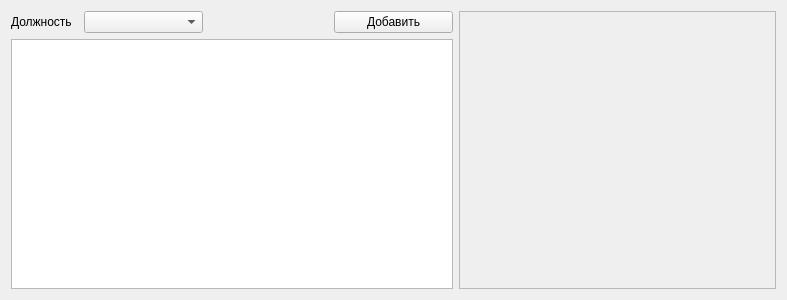
The window that windows/membersview_widget.ui (Roma-explorer/RuleProject) describes before a commit, drawn with Qt 5.
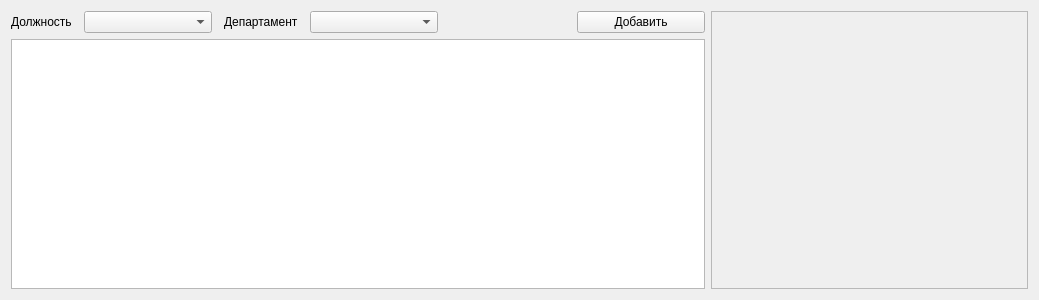
The same window after the commit.

Commit message: members and task creation added

Patch:
```diff
--- a/windows/membersview_widget.ui
+++ b/windows/membersview_widget.ui
@@ -6,7 +6,7 @@
    <rect>
     <x>0</x>
     <y>0</y>
-    <width>787</width>
+    <width>1039</width>
     <height>300</height>
    </rect>
   </property>
@@ -38,6 +38,23 @@
          </property>
         </widget>
        </item>
+       <item>
+        <widget class="QLabel" name="label_2">
+         <property name="text">
+          <string>Департамент</string>
+         </property>
+        </widget>
+       </item>
+       <item>
+        <widget class="QComboBox" name="department_box">
+         <property name="sizePolicy">
+          <sizepolicy hsizetype="Expanding" vsizetype="Fixed">
+           <horstretch>0</horstretch>
+           <verstretch>0</verstretch>
+          </sizepolicy>
+         </property>
+        </widget>
+       </item>
        <item>
         <spacer name="horizontalSpacer">
          <property name="orientation">
@@ -67,7 +84,7 @@
       </layout>
      </item>
      <item>
-      <widget class="QListWidget" name="MembersViewWidget"/>
+      <widget class="QListWidget" name="members_list"/>
      </item>
     </layout>
    </item>
```
Left out of the diff: 4 changed lines with no effect on the pictures. The commit also changes 16 other files.
